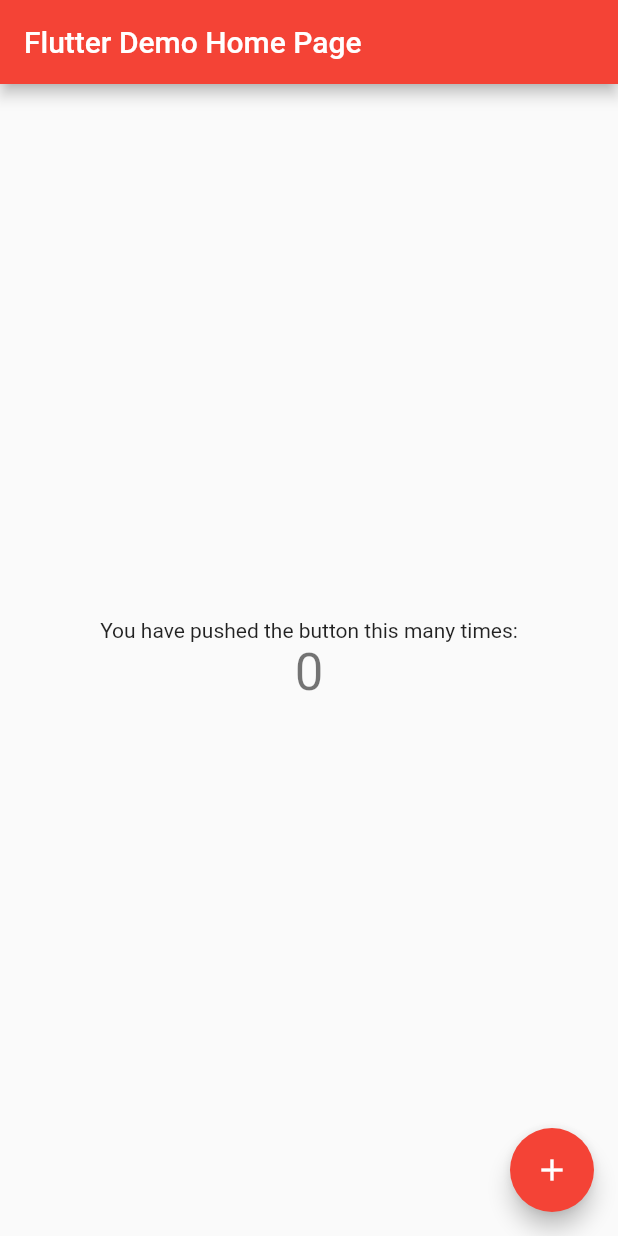
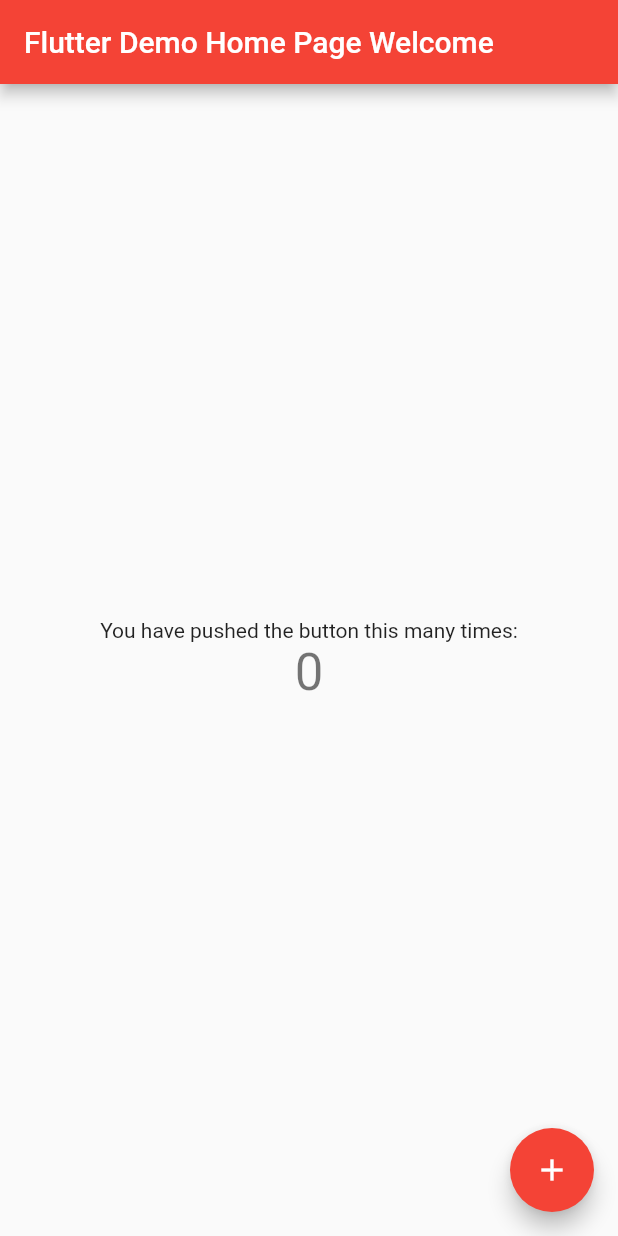
Before and after one commit to haliccatalin/test_git, a Flutter app: the screen it shows after launch, on a phone screen of 412 x 824 dp. Run offline on Flutter 3.47's test engine with Material 2 defaults, Android fonts, the phone set to English and light mode, and no system bars.

Commit message:
add message

```diff
--- a/lib/main.dart
+++ b/lib/main.dart
@@ -24,7 +24,7 @@ class MyApp extends StatelessWidget {
         // is not restarted.
         primarySwatch: Colors.red,
       ),
-      home: const MyHomePage(title: 'Flutter Demo Home Page'),
+      home: const MyHomePage(title: 'Flutter Demo Home Page Welcome'),
     );
   }
 }
```
